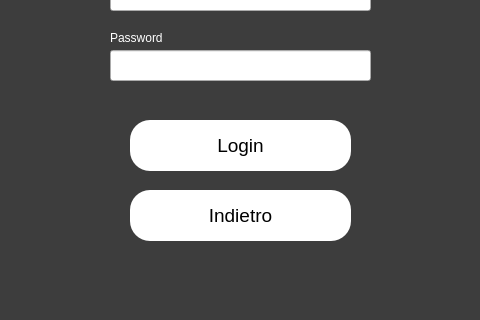
Qt form login.ui (riccardomalpiedi/parcheggio) before a commit; both pictures show x 150 to 630 and y 280 to 600 of the 800 by 600 pixel window.
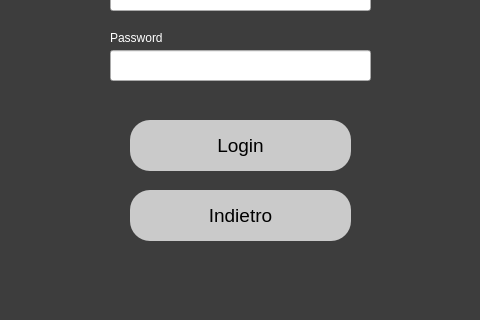
The same form after that commit.

```diff
--- a/login.ui
+++ b/login.ui
@@ -48,7 +48,7 @@
    </property>
    <property name="styleSheet">
     <string notr="true">border-radius:20px; 
-background-color: rgb(255, 255, 255);
+background-color: rgb(202, 202, 202);;
 font-size:14pt;</string>
    </property>
    <property name="text">
@@ -128,7 +128,7 @@
    </property>
    <property name="styleSheet">
     <string notr="true">border-radius:20px; 
-background-color: rgb(255, 255, 255);
+background-color: rgb(202, 202, 202);
 font-size:14pt;</string>
    </property>
    <property name="text">
```
